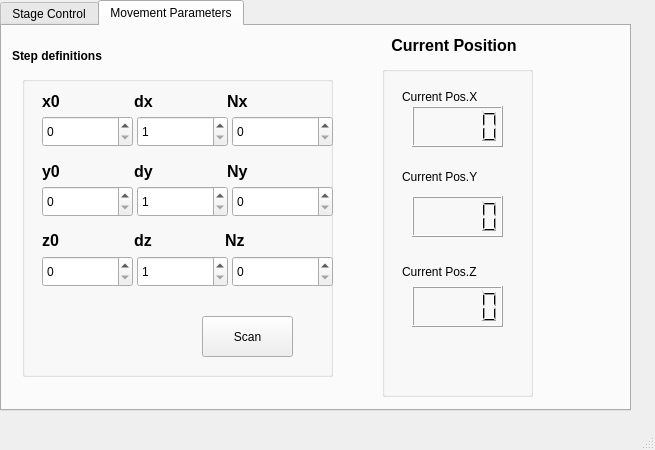
First picture: the form in motor/GUI/XYZWidget.ui, repository zhixing1996/pytct, before the edit.
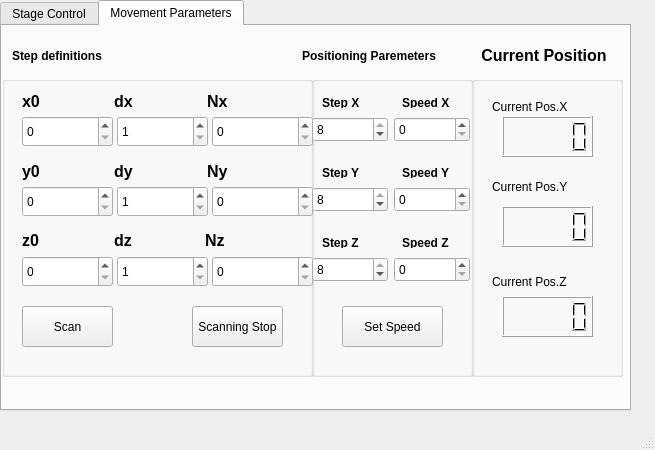
Second picture: the form after the edit. The open tabs and pages were chosen to show the change.

Commit message: add scanning stop,add speed setting

The edit to the form file:
```diff
--- a/motor/GUI/XYZWidget.ui
+++ b/motor/GUI/XYZWidget.ui
@@ -535,7 +535,7 @@
         <string>&lt;html&gt;&lt;head/&gt;&lt;body&gt;&lt;p align=&quot;center&quot;&gt;&lt;span style=&quot; font-size:12pt; font-weight:600;&quot;&gt;motor&lt;/span&gt;&lt;/p&gt;&lt;/body&gt;&lt;/html&gt;</string>
        </property>
       </widget>
-      <widget class="QWidget" name="">
+      <widget class="QWidget" name="layoutWidget">
        <property name="geometry">
         <rect>
          <x>0</x>
@@ -680,7 +680,7 @@
      <widget class="QGroupBox" name="groupBox_4">
       <property name="geometry">
        <rect>
-        <x>20</x>
+        <x>0</x>
         <y>50</y>
         <width>311</width>
         <height>301</height>
@@ -851,8 +851,8 @@
       <widget class="QPushButton" name="ScanBut">
        <property name="geometry">
         <rect>
-         <x>180</x>
-         <y>240</y>
+         <x>20</x>
+         <y>230</y>
          <width>91</width>
          <height>41</height>
         </rect>
@@ -938,14 +938,27 @@
        </property>
        <layout class="QHBoxLayout" name="horizontalLayout_3"/>
       </widget>
+      <widget class="QPushButton" name="ScanStop">
+       <property name="geometry">
+        <rect>
+         <x>190</x>
+         <y>230</y>
+         <width>91</width>
+         <height>41</height>
+        </rect>
+       </property>
+       <property name="text">
+        <string>Scanning Stop</string>
+       </property>
+      </widget>
      </widget>
      <widget class="QGroupBox" name="groupBox_5">
       <property name="geometry">
        <rect>
-        <x>380</x>
-        <y>40</y>
+        <x>470</x>
+        <y>50</y>
         <width>151</width>
-        <height>331</height>
+        <height>301</height>
        </rect>
       </property>
       <property name="title">
@@ -1024,8 +1037,8 @@
      <widget class="QLabel" name="label_25">
       <property name="geometry">
        <rect>
-        <x>380</x>
-        <y>10</y>
+        <x>470</x>
+        <y>20</y>
         <width>144</width>
         <height>18</height>
        </rect>
@@ -1034,6 +1047,264 @@
        <string>&lt;html&gt;&lt;head/&gt;&lt;body&gt;&lt;p align=&quot;center&quot;&gt;&lt;span style=&quot; font-size:12pt; font-weight:600;&quot;&gt;Current Position&lt;/span&gt;&lt;/p&gt;&lt;/body&gt;&lt;/html&gt;</string>
       </property>
      </widget>
+     <widget class="QLabel" name="label_32">
+      <property name="geometry">
+       <rect>
+        <x>300</x>
+        <y>20</y>
+        <width>171</width>
+        <height>20</height>
+       </rect>
+      </property>
+      <property name="text">
+       <string>&lt;html&gt;&lt;head/&gt;&lt;body&gt;&lt;p&gt;&lt;span style=&quot; font-weight:600;&quot;&gt;Positioning Paremeters&lt;/span&gt;&lt;/p&gt;&lt;/body&gt;&lt;/html&gt;</string>
+      </property>
+     </widget>
+     <widget class="QGroupBox" name="groupBox_6">
+      <property name="geometry">
+       <rect>
+        <x>310</x>
+        <y>50</y>
+        <width>161</width>
+        <height>301</height>
+       </rect>
+      </property>
+      <property name="title">
+       <string/>
+      </property>
+      <widget class="QLabel" name="label_33">
+       <property name="geometry">
+        <rect>
+         <x>10</x>
+         <y>20</y>
+         <width>54</width>
+         <height>12</height>
+        </rect>
+       </property>
+       <property name="text">
+        <string>&lt;html&gt;&lt;head/&gt;&lt;body&gt;&lt;p&gt;&lt;span style=&quot; font-weight:600;&quot;&gt;Step X&lt;/span&gt;&lt;/p&gt;&lt;/body&gt;&lt;/html&gt;</string>
+       </property>
+      </widget>
+      <widget class="QLabel" name="label_34">
+       <property name="geometry">
+        <rect>
+         <x>90</x>
+         <y>20</y>
+         <width>54</width>
+         <height>12</height>
+        </rect>
+       </property>
+       <property name="text">
+        <string>&lt;html&gt;&lt;head/&gt;&lt;body&gt;&lt;p&gt;&lt;span style=&quot; font-weight:600;&quot;&gt;Speed X&lt;/span&gt;&lt;/p&gt;&lt;/body&gt;&lt;/html&gt;</string>
+       </property>
+      </widget>
+      <widget class="QLabel" name="label_35">
+       <property name="geometry">
+        <rect>
+         <x>90</x>
+         <y>90</y>
+         <width>54</width>
+         <height>12</height>
+        </rect>
+       </property>
+       <property name="text">
+        <string>&lt;html&gt;&lt;head/&gt;&lt;body&gt;&lt;p&gt;&lt;span style=&quot; font-weight:600;&quot;&gt;Speed Y&lt;/span&gt;&lt;/p&gt;&lt;/body&gt;&lt;/html&gt;</string>
+       </property>
+      </widget>
+      <widget class="QLabel" name="label_36">
+       <property name="geometry">
+        <rect>
+         <x>10</x>
+         <y>90</y>
+         <width>54</width>
+         <height>12</height>
+        </rect>
+       </property>
+       <property name="text">
+        <string>&lt;html&gt;&lt;head/&gt;&lt;body&gt;&lt;p&gt;&lt;span style=&quot; font-weight:600;&quot;&gt;Step Y&lt;/span&gt;&lt;/p&gt;&lt;/body&gt;&lt;/html&gt;</string>
+       </property>
+      </widget>
+      <widget class="QLabel" name="label_37">
+       <property name="geometry">
+        <rect>
+         <x>90</x>
+         <y>160</y>
+         <width>54</width>
+         <height>12</height>
+        </rect>
+       </property>
+       <property name="text">
+        <string>&lt;html&gt;&lt;head/&gt;&lt;body&gt;&lt;p&gt;&lt;span style=&quot; font-weight:600;&quot;&gt;Speed Z&lt;/span&gt;&lt;/p&gt;&lt;/body&gt;&lt;/html&gt;</string>
+       </property>
+      </widget>
+      <widget class="QLabel" name="label_38">
+       <property name="geometry">
+        <rect>
+         <x>10</x>
+         <y>160</y>
+         <width>54</width>
+         <height>12</height>
+        </rect>
+       </property>
+       <property name="text">
+        <string>&lt;html&gt;&lt;head/&gt;&lt;body&gt;&lt;p&gt;&lt;span style=&quot; font-weight:600;&quot;&gt;Step Z&lt;/span&gt;&lt;/p&gt;&lt;/body&gt;&lt;/html&gt;</string>
+       </property>
+      </widget>
+      <widget class="QPushButton" name="Set_Speed">
+       <property name="geometry">
+        <rect>
+         <x>30</x>
+         <y>230</y>
+         <width>101</width>
+         <height>41</height>
+        </rect>
+       </property>
+       <property name="text">
+        <string>Set Speed</string>
+       </property>
+      </widget>
+      <widget class="QWidget" name="">
+       <property name="geometry">
+        <rect>
+         <x>0</x>
+         <y>40</y>
+         <width>158</width>
+         <height>27</height>
+        </rect>
+       </property>
+       <layout class="QHBoxLayout" name="horizontalLayout_5">
+        <item>
+         <widget class="QSpinBox" name="Step_X">
+          <property name="minimumSize">
+           <size>
+            <width>75</width>
+            <height>25</height>
+           </size>
+          </property>
+          <property name="minimum">
+           <number>1</number>
+          </property>
+          <property name="maximum">
+           <number>8</number>
+          </property>
+          <property name="value">
+           <number>8</number>
+          </property>
+         </widget>
+        </item>
+        <item>
+         <widget class="QSpinBox" name="Speed_X">
+          <property name="minimumSize">
+           <size>
+            <width>75</width>
+            <height>25</height>
+           </size>
+          </property>
+          <property name="maximum">
+           <number>100000</number>
+          </property>
+          <property name="value">
+           <number>0</number>
+          </property>
+         </widget>
+        </item>
+       </layout>
+      </widget>
+      <widget class="QWidget" name="">
+       <property name="geometry">
+        <rect>
+         <x>0</x>
+         <y>110</y>
+         <width>158</width>
+         <height>27</height>
+        </rect>
+       </property>
+       <layout class="QHBoxLayout" name="horizontalLayout_6">
+        <item>
+         <widget class="QSpinBox" name="Step_Y">
+          <property name="minimumSize">
+           <size>
+            <width>75</width>
+            <height>25</height>
+           </size>
+          </property>
+          <property name="minimum">
+           <number>1</number>
+          </property>
+          <property name="maximum">
+           <number>8</number>
+          </property>
+          <property name="value">
+           <number>8</number>
+          </property>
+         </widget>
+        </item>
+        <item>
+         <widget class="QSpinBox" name="Speed_Y">
+          <property name="minimumSize">
+           <size>
+            <width>75</width>
+            <height>25</height>
+           </size>
+          </property>
+          <property name="maximum">
+           <number>100000</number>
+          </property>
+          <property name="value">
+           <number>0</number>
+          </property>
+         </widget>
+        </item>
+       </layout>
+      </widget>
+      <widget class="QWidget" name="">
+       <property name="geometry">
+        <rect>
+         <x>0</x>
+         <y>180</y>
+         <width>158</width>
+         <height>27</height>
+        </rect>
+       </property>
+       <layout class="QHBoxLayout" name="horizontalLayout_7">
+        <item>
+         <widget class="QSpinBox" name="Step_Z">
+          <property name="minimumSize">
+           <size>
+            <width>75</width>
+            <height>25</height>
+           </size>
+          </property>
+          <property name="minimum">
+           <number>1</number>
+          </property>
+          <property name="maximum">
+           <number>8</number>
+          </property>
+          <property name="value">
+           <number>8</number>
+          </property>
+         </widget>
+        </item>
+        <item>
+         <widget class="QSpinBox" name="Speed_Z">
+          <property name="minimumSize">
+           <size>
+            <width>75</width>
+            <height>25</height>
+           </size>
+          </property>
+          <property name="maximum">
+           <number>100000</number>
+          </property>
+          <property name="value">
+           <number>0</number>
+          </property>
+         </widget>
+        </item>
+       </layout>
+      </widget>
+     </widget>
     </widget>
    </widget>
   </widget>
```
Left out of the diff: 15 changed lines with no effect on the pictures. The commit also changes 2 other files.
